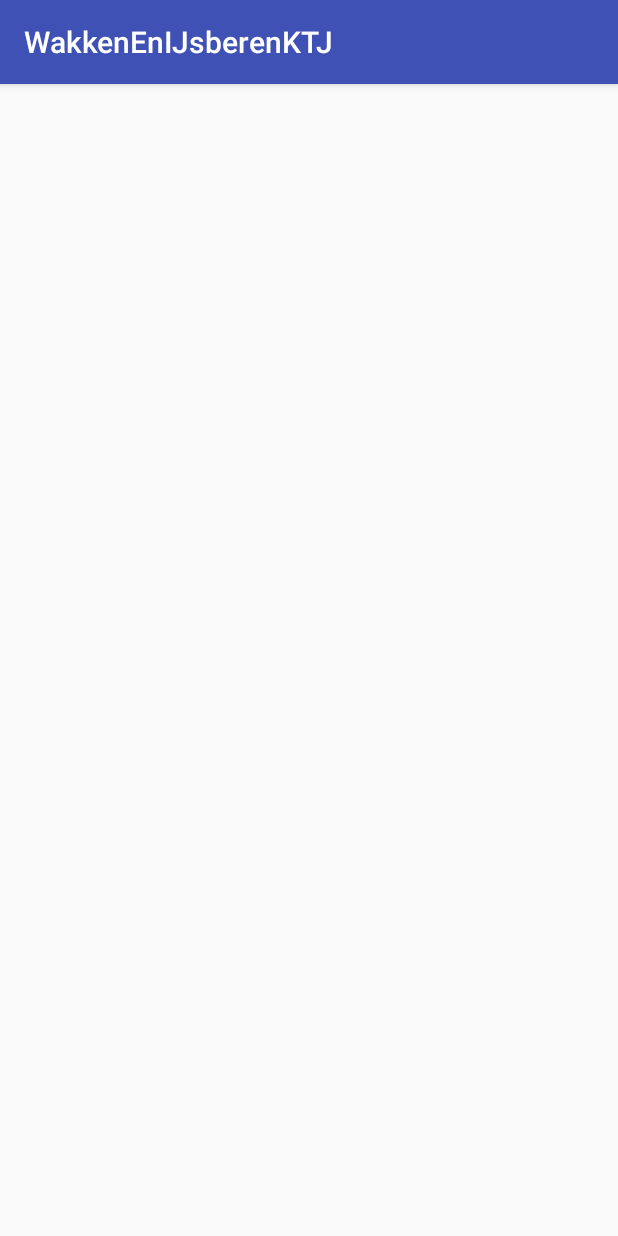
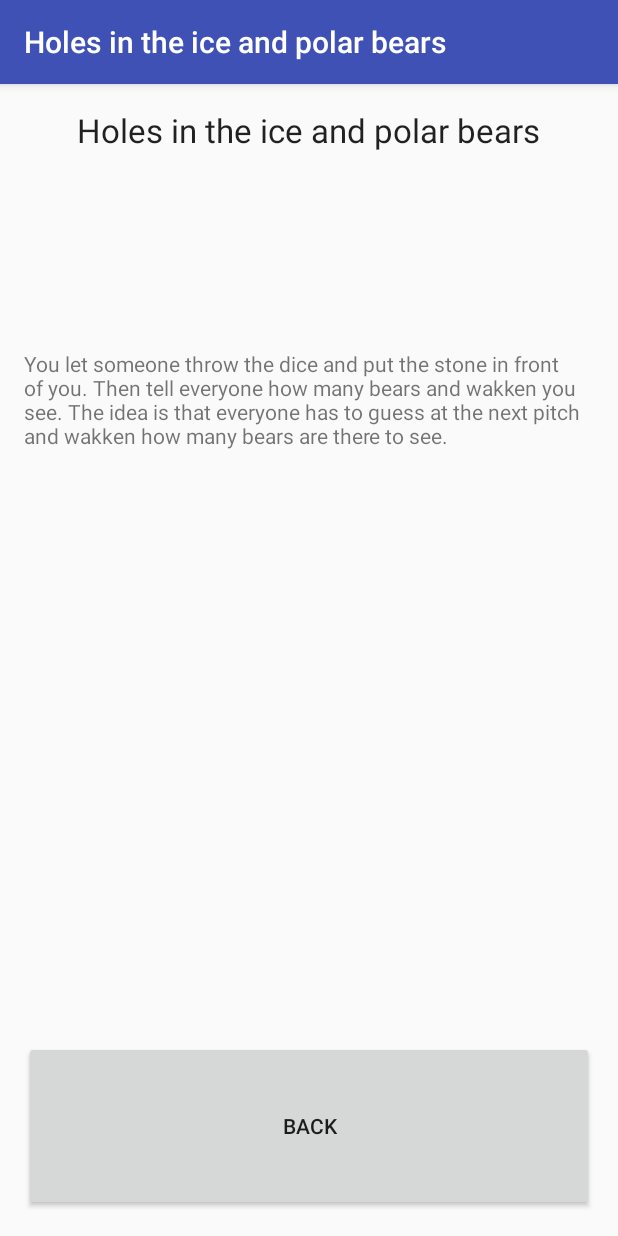
Before and after one commit to kelvincornelissens/WakkenEnIJsberenKTJ, an Android app: the GameGuide screen opened directly, with no data from a screen before it, on a phone screen of 412 x 824 dp. Run offline under Robolectric (Android 15) with nearby library versions, the phone set to English and light mode, and no system bars.

Commit message:
Layout voor de uitleg/guide van het spel

```diff
--- a/WakkenEnIJsberenKTJ/app/src/main/res/layout/activity_game_guide.xml
+++ b/WakkenEnIJsberenKTJ/app/src/main/res/layout/activity_game_guide.xml
@@ -1,5 +1,5 @@
 <?xml version="1.0" encoding="utf-8"?>
-<RelativeLayout xmlns:android="http://schemas.android.com/apk/res/android"
+<LinearLayout xmlns:android="http://schemas.android.com/apk/res/android"
     xmlns:tools="http://schemas.android.com/tools"
     android:id="@+id/activity_game_guide"
     android:layout_width="match_parent"
@@ -8,6 +8,33 @@
     android:paddingLeft="@dimen/activity_horizontal_margin"
     android:paddingRight="@dimen/activity_horizontal_margin"
     android:paddingTop="@dimen/activity_vertical_margin"
+    android:weightSum="1"
+    android:orientation="vertical"
     tools:context="com.kelvin.wakkenenijsberenktj.GameGuide">
 
-</RelativeLayout>
+
+    <TextView
+        android:layout_width="wrap_content"
+        android:layout_height="wrap_content"
+        android:textAppearance="?android:attr/textAppearanceLarge"
+        android:layout_weight="0.2"
+        android:text="@string/app_name"
+        android:id="@+id/textView"
+        android:layout_gravity="center_horizontal" />
+
+    <TextView
+        android:layout_width="wrap_content"
+        android:layout_height="0dp"
+        android:layout_weight="0.7"
+        android:text="@string/about_the_game"
+        android:id="@+id/textView2"
+        android:layout_gravity="center_horizontal" />
+
+    <Button
+        android:layout_width="match_parent"
+        android:layout_height="wrap_content"
+        android:layout_weight="0.1"
+        android:text="@string/back"
+        android:id="@+id/gameguide_buttonBack"
+        android:layout_gravity="center_horizontal" />
+</LinearLayout>
--- a/WakkenEnIJsberenKTJ/app/src/main/res/values/strings.xml
+++ b/WakkenEnIJsberenKTJ/app/src/main/res/values/strings.xml
@@ -1,3 +1,7 @@
 <resources>
-    <string name="app_name">WakkenEnIJsberenKTJ</string>
+    <string name="app_name">Holes in the ice and polar bears</string>
+    <string name="about_the_game">
+        You let someone throw the dice and put the stone in front of you. Then tell everyone how many bears and wakken you see. The idea is that everyone has to guess at the next pitch and wakken how many bears are there to see.
+    </string>
+    <string name="back">back</string>
 </resources>
```
Also changed, not shown: 1 other file.
